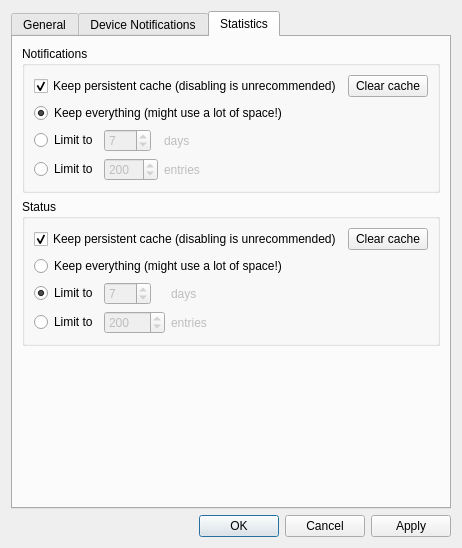
MaurizioB/KdeConnectTray, file dialogs/settings.ui: the form before one commit.
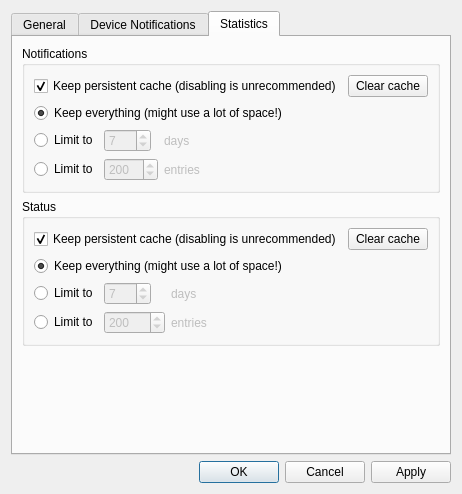
The form after the commit. The open tabs and pages were chosen to show the change.

Commit message: Statistics caching settings now work as expected.

Diff of the .ui file:
```diff
--- a/dialogs/settings.ui
+++ b/dialogs/settings.ui
@@ -6,8 +6,8 @@
    <rect>
     <x>0</x>
     <y>0</y>
-    <width>448</width>
-    <height>548</height>
+    <width>441</width>
+    <height>494</height>
    </rect>
   </property>
   <property name="windowTitle">
@@ -643,7 +643,7 @@
                <string>Limit to</string>
               </property>
               <property name="checked">
-               <bool>true</bool>
+               <bool>false</bool>
               </property>
               <attribute name="buttonGroup">
                <string notr="true">keepStatusModeGroup</string>
@@ -751,7 +751,7 @@
              <string>Keep everything (might use a lot of space!)</string>
             </property>
             <property name="checked">
-             <bool>false</bool>
+             <bool>true</bool>
             </property>
             <attribute name="buttonGroup">
              <string notr="true">keepStatusModeGroup</string>
```
Left out of the diff: 54 changed lines with no effect on the pictures. The commit also changes 2 other files.
